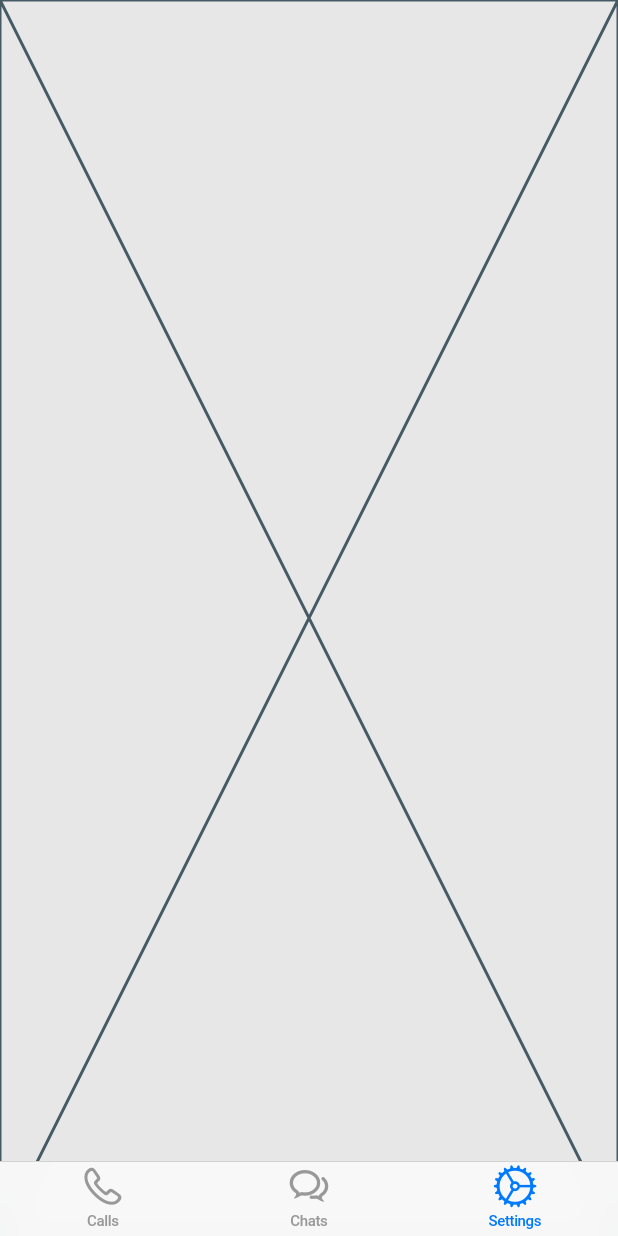
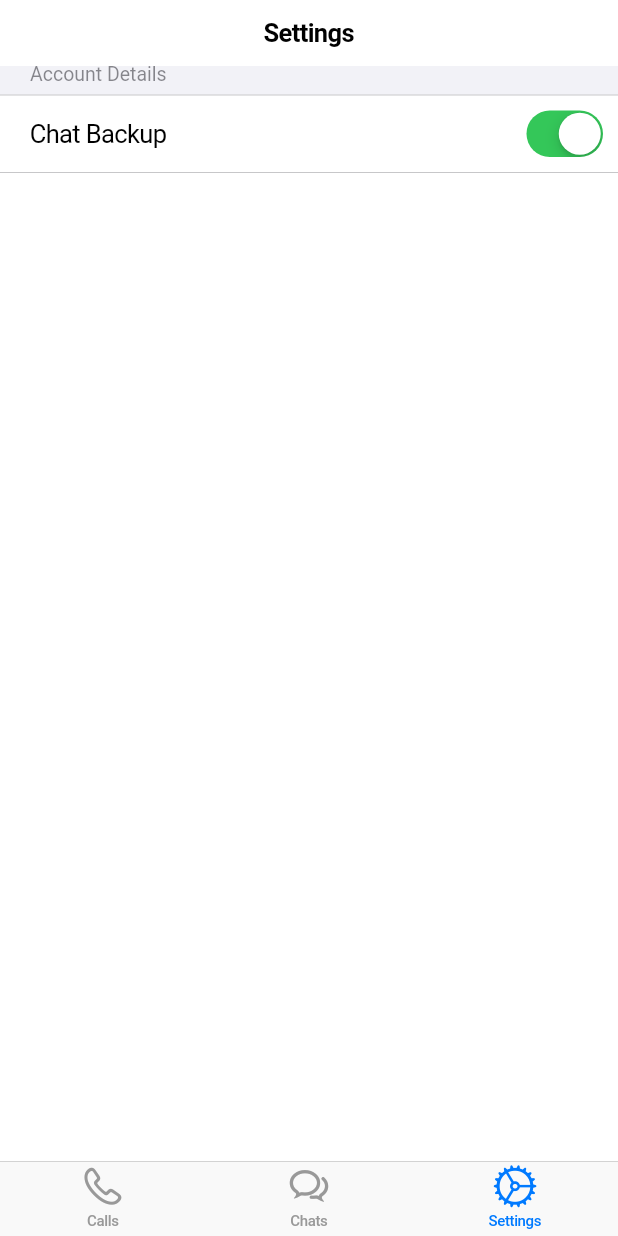
Before and after one commit to akosijho/flutter_cupertino, a Flutter app: the screen it shows after launch, item 3 of the bottom bar chosen, on a phone screen of 412 x 824 dp. Run offline on Flutter 3.47's test engine with Material 2 defaults, Android fonts, the phone set to English and light mode, and no system bars.

Commit message:
Create settings page. Create switch button.

```diff
--- a/lib/views/adding_tabs/Tabs.dart
+++ b/lib/views/adding_tabs/Tabs.dart
@@ -1,6 +1,7 @@
 /*Creating tabs with CupertinoTabScaffold*/
 import 'package:cupertino_app/models/user.dart';
 import 'package:cupertino_app/views/chat/chat_page.dart';
+import 'package:cupertino_app/views/settings/setting_page.dart';
 import 'package:flutter/cupertino.dart';
 
 class Tabs extends StatefulWidget {
@@ -44,7 +45,7 @@ class _TabsState extends State<Tabs> {
               break;
             case 2:
               returnValue = CupertinoTabView(
-                builder: (context) => const Placeholder(),
+                builder: (context) => const SettingsPage(),
               );
               break;
           }
--- /dev/null
+++ b/lib/views/settings/setting_page.dart
@@ -0,0 +1,42 @@
+import 'package:flutter/cupertino.dart';
+
+class SettingsPage extends StatefulWidget {
+  const SettingsPage({super.key});
+
+  @override
+  State<SettingsPage> createState() => _SettingsPageState();
+}
+
+class _SettingsPageState extends State<SettingsPage> {
+  bool chatBackup = true;
+
+  @override
+  Widget build(BuildContext context) {
+    return CupertinoPageScaffold(
+        navigationBar: const CupertinoNavigationBar(
+          middle: Text('Settings'),
+        ),
+        child: SingleChildScrollView(
+          child: Column(
+            mainAxisAlignment: MainAxisAlignment.start,
+            mainAxisSize: MainAxisSize.min,
+            children: [
+              const SizedBox(
+                height: 20,
+              ),
+              CupertinoFormSection(header: const Text('Account Details'), children: [
+                CupertinoFormRow(
+                    prefix: const Text('Chat Backup'),
+                    child: CupertinoSwitch(
+                        value: chatBackup,
+                        onChanged: (value) {
+                          setState(() {
+                            chatBackup = !chatBackup;
+                          });
+                        }))
+              ])
+            ],
+          ),
+        ));
+  }
+}
```
